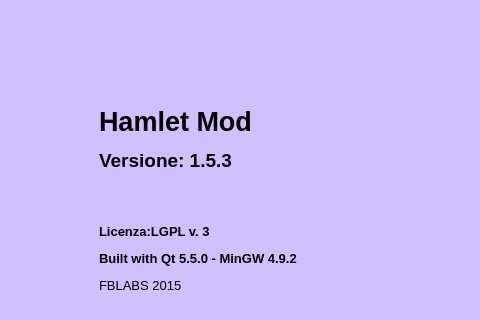
The window that mainwindow.ui (fblabs/hamlet-mod-sancon) describes before a commit, drawn with Qt 5; both pictures show x 244 to 724 and y 102 to 422 of the 979 by 768 pixel window.
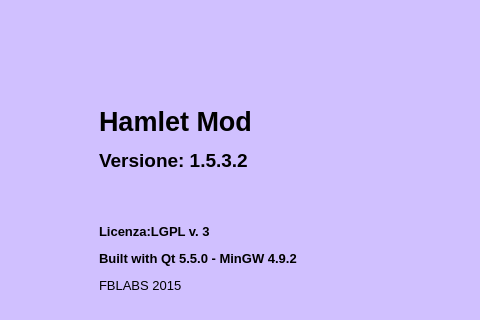
The same window after the commit. Icons and pictures are not drawn.

Commit message: 1532 Signed-off-by: fblabs <fabio.bonfante@fblabs.eu>

The edit to the form file:
```diff
--- a/mainwindow.ui
+++ b/mainwindow.ui
@@ -938,7 +938,7 @@
          </palette>
         </property>
         <property name="text">
-         <string>&lt;html&gt;&lt;head/&gt;&lt;body&gt;&lt;p&gt;&lt;span style=&quot; font-size:20pt; font-weight:600;&quot;&gt;Hamlet Mod&lt;/span&gt;&lt;/p&gt;&lt;p&gt;&lt;span style=&quot; font-size:14pt; font-weight:600;&quot;&gt;Versione: 1.5.3&lt;/span&gt;&lt;/p&gt;&lt;p&gt;&lt;br/&gt;&lt;/p&gt;&lt;p&gt;&lt;span style=&quot; font-size:10pt; font-weight:600;&quot;&gt;Licenza:LGPL v. 3&lt;/span&gt;&lt;/p&gt;&lt;p&gt;&lt;span style=&quot; font-size:10pt; font-weight:600;&quot;&gt;Built with Qt 5.5.0 - MinGW 4.9.2&lt;/span&gt;&lt;/p&gt;&lt;p&gt;&lt;span style=&quot; font-size:10pt;&quot;&gt;FBLABS 2015&lt;/span&gt;&lt;/p&gt;&lt;/body&gt;&lt;/html&gt;</string>
+         <string>&lt;html&gt;&lt;head/&gt;&lt;body&gt;&lt;p&gt;&lt;span style=&quot; font-size:20pt; font-weight:600;&quot;&gt;Hamlet Mod&lt;/span&gt;&lt;/p&gt;&lt;p&gt;&lt;span style=&quot; font-size:14pt; font-weight:600;&quot;&gt;Versione: 1.5.3.2&lt;/span&gt;&lt;/p&gt;&lt;p&gt;&lt;br/&gt;&lt;/p&gt;&lt;p&gt;&lt;span style=&quot; font-size:10pt; font-weight:600;&quot;&gt;Licenza:LGPL v. 3&lt;/span&gt;&lt;/p&gt;&lt;p&gt;&lt;span style=&quot; font-size:10pt; font-weight:600;&quot;&gt;Built with Qt 5.5.0 - MinGW 4.9.2&lt;/span&gt;&lt;/p&gt;&lt;p&gt;&lt;span style=&quot; font-size:10pt;&quot;&gt;FBLABS 2015&lt;/span&gt;&lt;/p&gt;&lt;/body&gt;&lt;/html&gt;</string>
         </property>
         <property name="scaledContents">
          <bool>true</bool>
```
Left out of the diff: 44 changed lines with no effect on the pictures. The commit also changes 9 other files.
